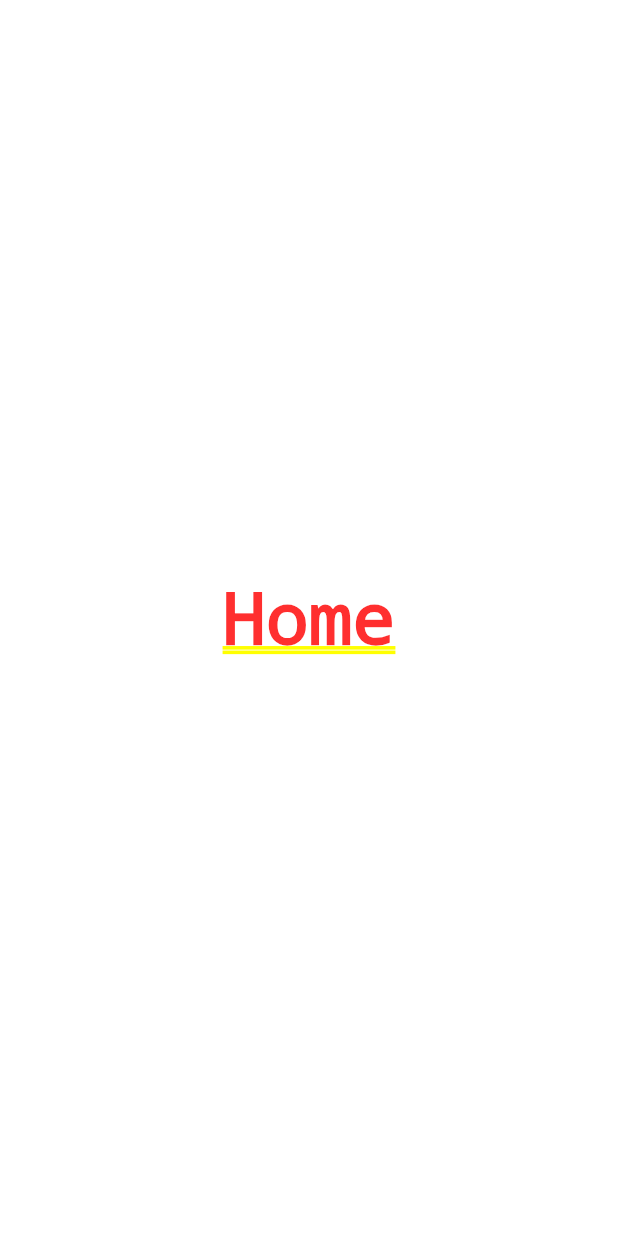
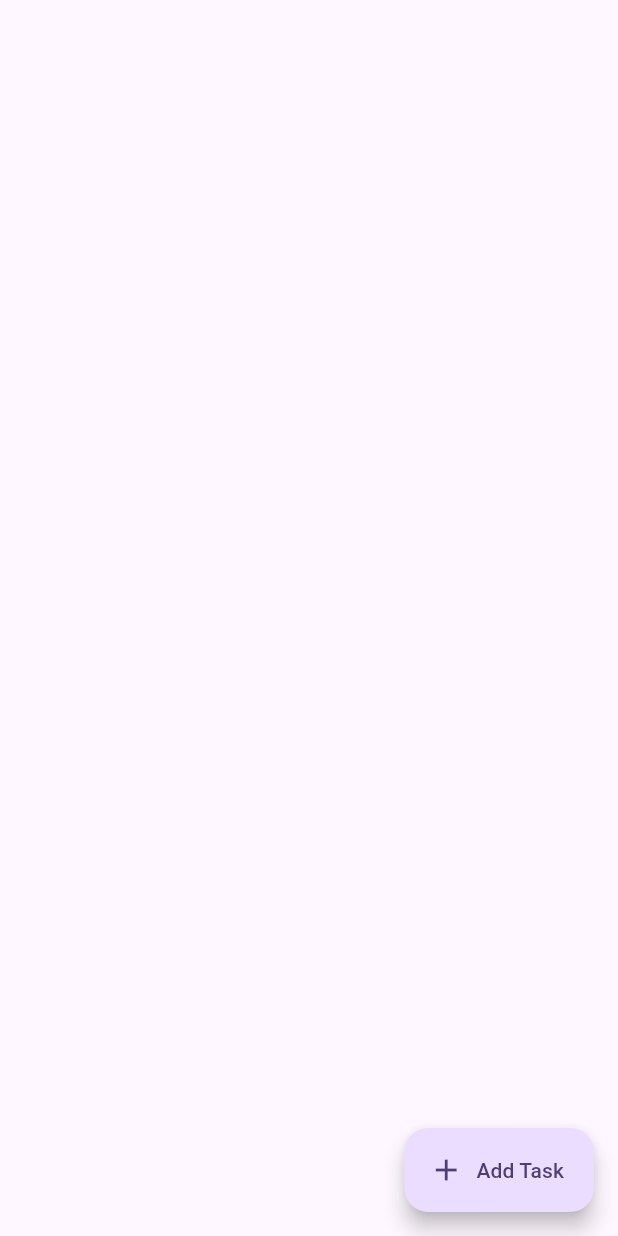
Before and after one commit to EAgemerien/simple-todo, a Flutter app: the screen it shows after launch, on a phone screen of 412 x 824 dp. Run offline on Flutter 3.47's test engine with Material 2 defaults, Android fonts, the phone set to English and light mode, and no system bars; our stand-ins replace bloc, equatable, flutter_bloc, fpdart, get_it, hive and 1 more; accounts and stored records are empty.

Commit message:
implementiing create Todo

```diff
--- a/lib/features/todo/data/sources/local/local_data_source.dart
+++ b/lib/features/todo/data/sources/local/local_data_source.dart
@@ -30,8 +30,6 @@ class LocalDataSourceImpl implements LocalDataSource {
   late Box<TodoLocalModel> _todoModel;
 
   Future<void> init() async {
-    Hive.registerAdapter(TodoLocalModelAdapter());
-
     _todoModel = await Hive.openBox<TodoLocalModel>('todos');
   }
 
--- a/lib/features/todo/presentation/screens/home.dart
+++ b/lib/features/todo/presentation/screens/home.dart
@@ -1,4 +1,7 @@
 import 'package:flutter/material.dart';
+import 'package:flutter_bloc/flutter_bloc.dart';
+import 'package:simple_todo/features/todo/presentation/screens/widgets/create_task_widget.dart';
+import 'package:simple_todo/features/todo/presentation/todo_bloc/todo_bloc.dart';
 
 class HomeScreen extends StatefulWidget {
   const HomeScreen({super.key});
@@ -8,10 +11,64 @@ class HomeScreen extends StatefulWidget {
 }
 
 class _HomeScreenState extends State<HomeScreen> {
+  TextEditingController controller = TextEditingController();
   @override
   Widget build(BuildContext context) {
-    return const Center(
-      child: Text('Home'),
+    return Scaffold(
+      body: BlocConsumer<TodoBloc, TodoState>(
+        listener: (context, state) {
+          if (state is TodoSuccessfulState) {
+            ScaffoldMessenger.of(context).showSnackBar(
+              SnackBar(
+                content: Text(state.message),
+              ),
+            );
+          }
+          if (state is TodoErrorState) {
+            ScaffoldMessenger.of(context).showSnackBar(
+              SnackBar(
+                content: Text(state.message),
+              ),
+            );
+          }
+        },
+        builder: (context, state) {
+          if (state is TodoLoadingState) {
+            print('loading state');
+            return const Center(
+              child: CircularProgressIndicator(),
+            );
+          }
+          if (state is TodoLoadedState) {
+            print('loaded state');
+            return ListView(
+              children: state.todos
+                  .map(
+                    (e) => ListTile(
+                      title: Text(e.task),
+                      subtitle: Text(e.createdAt.toString()),
+                      trailing: Checkbox(
+                        value: e.isCompleted,
+                        onChanged: (val) {},
+                      ),
+                    ),
+                  )
+                  .toList(),
+            );
+          }
+          return Container();
+        },
+      ),
+      floatingActionButton: FloatingActionButton.extended(
+        onPressed: () async {
+          await showDialog(
+            context: context,
+            builder: (context) => const CreateTaskDialog(),
+          );
+        },
+        icon: const Icon(Icons.add),
+        label: const Text('Add Task'),
+      ),
     );
   }
 }
--- a/lib/features/todo/presentation/todo_bloc/todo_bloc.dart
+++ b/lib/features/todo/presentation/todo_bloc/todo_bloc.dart
@@ -1,13 +1,105 @@
 import 'package:bloc/bloc.dart';
 import 'package:equatable/equatable.dart';
+import 'package:simple_todo/features/todo/domain/entities/todo.dart';
+import 'package:simple_todo/features/todo/domain/usecases/complete_todo.dart';
+import 'package:simple_todo/features/todo/domain/usecases/create_todo.dart';
+import 'package:simple_todo/features/todo/domain/usecases/delete_todo.dart';
+import 'package:simple_todo/features/todo/domain/usecases/edit_todo.dart';
+import 'package:simple_todo/features/todo/domain/usecases/get_todos.dart';
 
 part 'todo_event.dart';
 part 'todo_state.dart';
 
 class TodoBloc extends Bloc<TodoEvent, TodoState> {
-  TodoBloc() : super(TodoInitial()) {
-    on<TodoEvent>((event, emit) {
-      // TODO: implement event handler
-    });
+  final CreateTodo _createTodo;
+  final CompleteTodo _completeTodo;
+  final DeleteTodo _deleteTodo;
+  final EditTodo _editTodo;
+  final GetTodos _getTodos;
+
+  TodoBloc({
+    required CreateTodo createTodo,
+    required CompleteTodo completeTodo,
+    required DeleteTodo deleteTodo,
+    required EditTodo editTodo,
+    required GetTodos getTodos,
+  })  : _createTodo = createTodo,
+        _completeTodo = completeTodo,
+        _deleteTodo = deleteTodo,
+        _editTodo = editTodo,
+        _getTodos = getTodos,
+        super(TodoInitialState()) {
+    //  Create Task
+    on<CreateTodoEvent>(
+      (event, emit) async {
+        emit(TodoLoadingState());
+        final result = await _createTodo(
+          CreateTodoParams(
+            id: event.id,
+            createdAt: event.createdAt,
+            task: event.task,
+            isCompleted: event.isCompleted,
+          ),
+        );
+        result.fold((e) {
+          emit(TodoErrorState(e.message));
+        }, (r) {
+          emit(const TodoSuccessfulState('Todo Added Succefully'));
+        });
+        emit(TodoInitialState());
+      },
+    );
+
+    //  Get-All Todos
+    on<GetAllTodosEvent>(
+      (event, emit) async {
+        emit(TodoLoadingState());
+        final todos = await _getTodos();
+        todos.fold(
+          (e) => emit(TodoErrorState(e.message)),
+          (todos) => emit(TodoLoadedState(todos)),
+        );
+      },
+    );
+
+    // Complete Todo
+    on<CompleteTodoEvent>(
+      (event, emit) async {
+        final result = await _completeTodo(event.id);
+        result.fold(
+          (e) => emit(TodoErrorState(e.message)),
+          (_) => emit(const TodoSuccessfulState('Completed Todo successfully')),
+        );
+      },
+    );
+
+    // Edit Todo
+    on<EditTodoEvent>(
+      (event, emit) async {
+        emit(TodoLoadingState());
+        final result = await _editTodo(
+          EditTodoParams(
+            id: event.id,
+            task: event.task,
+          ),
+        );
+        result.fold(
+          (e) => emit(TodoErrorState(e.message)),
+          (_) => emit(const TodoSuccessfulState('Editted Todo successfully')),
+        );
+      },
+    );
+
+    // Delete Todo
+    on<DeleteTodoEvent>(
+      (event, emit) async {
+        emit(TodoLoadingState());
+        final result = await _deleteTodo(event.id);
+        result.fold(
+          (e) => emit(TodoErrorState(e.message)),
+          (_) => emit(const TodoSuccessfulState('Deleted Todo successfully')),
+        );
+      },
+    );
   }
 }
--- a/lib/features/todo/presentation/todo_bloc/todo_event.dart
+++ b/lib/features/todo/presentation/todo_bloc/todo_event.dart
@@ -6,3 +6,58 @@ sealed class TodoEvent extends Equatable {
   @override
   List<Object> get props => [];
 }
+
+class CreateTodoEvent extends TodoEvent {
+  final String id;
+  final DateTime createdAt;
+  final String task;
+  final bool isCompleted;
+  const CreateTodoEvent(
+    this.id,
+    this.createdAt,
+    this.task,
+    this.isCompleted,
+  );
+
+  @override
+  List<Object> get props => [id, createdAt, task, isCompleted];
+}
+
+class EditTodoEvent extends TodoEvent {
+  final String id;
+  final String task;
+  const EditTodoEvent({
+    required this.id,
+    required this.task,
+  });
+
+  @override
+  List<Object> get props => [id, task];
+}
+
+class DeleteTodoEvent extends TodoEvent {
+  final String id;
+  const DeleteTodoEvent({
+    required this.id,
+  });
+
+  @override
+  List<Object> get props => [id];
+}
+
+class CompleteTodoEvent extends TodoEvent {
+  final String id;
+  const CompleteTodoEvent({
+    required this.id,
+  });
+
+  @override
+  List<Object> get props => [id];
+}
+
+class GetAllTodosEvent extends TodoEvent {
+  final Todo todo;
+  const GetAllTodosEvent({required this.todo});
+  @override
+  List<Object> get props => [todo];
+}
--- a/lib/features/todo/presentation/todo_bloc/todo_state.dart
+++ b/lib/features/todo/presentation/todo_bloc/todo_state.dart
@@ -7,4 +7,31 @@ sealed class TodoState extends Equatable {
   List<Object> get props => [];
 }
 
-final class TodoInitial extends TodoState {}
+class TodoInitialState extends TodoState {}
+
+class TodoLoadedState extends TodoState {
+  final List<Todo> todos;
+
+  const TodoLoadedState(this.todos);
+
+  @override
+  List<Object> get props => todos.map((todo) => todo.id).toList();
+}
+
+class TodoSuccessfulState extends TodoState {
+  final String message;
+
+  const TodoSuccessfulState(this.message);
+  @override
+  List<Object> get props => [message];
+}
+
+class TodoLoadingState extends TodoState {}
+
+class TodoErrorState extends TodoState {
+  final String message;
+
+  const TodoErrorState(this.message);
+  @override
+  List<Object> get props => [message];
+}
--- a/lib/main.dart
+++ b/lib/main.dart
@@ -1,15 +1,21 @@
 import 'package:flutter/material.dart';
-// import 'package:simple_todo/features/todo/data/models/local/local_model.dart';
+import 'package:flutter_bloc/flutter_bloc.dart';
+import 'package:hive_flutter/hive_flutter.dart';
+import 'package:simple_todo/core/services/dependency_injection.dart';
+import 'package:simple_todo/features/todo/data/models/local/local_model.dart';
 import 'package:simple_todo/features/todo/presentation/screens/home.dart';
-// import 'package:hive_flutter/hive_flutter.dart';
+import 'package:simple_todo/features/todo/presentation/todo_bloc/todo_bloc.dart';
 
-void main() async {
+Future<void> main() async {
   WidgetsFlutterBinding.ensureInitialized();
 
-  // await Hive.initFlutter();
+  await Hive.initFlutter();
+  Hive.registerAdapter(TodoLocalModelAdapter());
 
-  // Hive.registerAdapter(TodoLocalModelAdapter());
-  // await Hive.openBox<TodoLocalModel>('todos');
+  await Hive.openBox<TodoLocalModel>('todos');
+
+  await init();
+
   runApp(const MyApp());
 }
 
@@ -19,13 +25,16 @@ class MyApp extends StatelessWidget {
   // This widget is the root of your application.
   @override
   Widget build(BuildContext context) {
-    return MaterialApp(
-      title: 'Flutter Demo',
-      theme: ThemeData(
-        colorScheme: ColorScheme.fromSeed(seedColor: Colors.deepPurple),
-        useMaterial3: true,
+    return BlocProvider(
+      create: (context) => sl<TodoBloc>(),
+      child: MaterialApp(
+        title: 'Flutter Demo',
+        theme: ThemeData(
+          colorScheme: ColorScheme.fromSeed(seedColor: Colors.deepPurple),
+          useMaterial3: true,
+        ),
+        home: const HomeScreen(),
       ),
-      home: const HomeScreen(),
     );
   }
 }
--- a/pubspec.yaml
+++ b/pubspec.yaml
@@ -41,6 +41,8 @@ dependencies:
   hive: ^2.2.3
   hive_flutter: ^1.1.0
   fpdart: ^1.1.0
+  get_it: ^7.6.4
+  uuid: ^4.1.0
 
 dev_dependencies:
   flutter_test:
```
Also changed, not shown: lib/core/services/dependency_injection.dart (added, +48 -0 lines), lib/features/todo/presentation/screens/widgets/create_task_widget.dart (added, +55 -0 lines), pubspec.lock.
